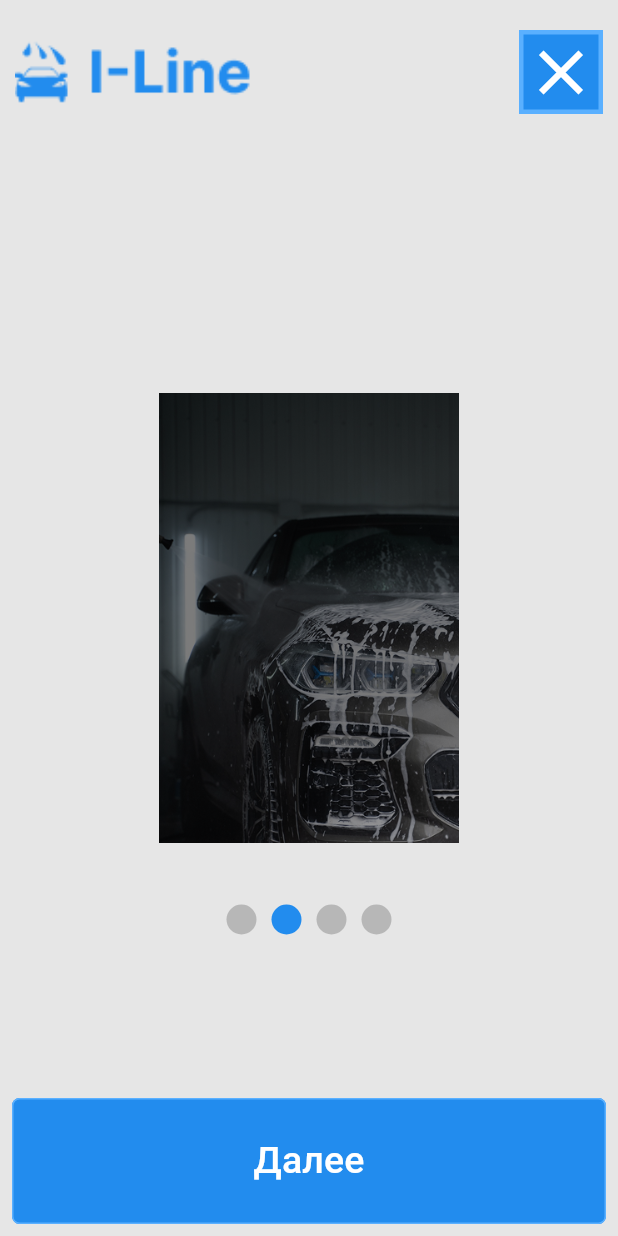
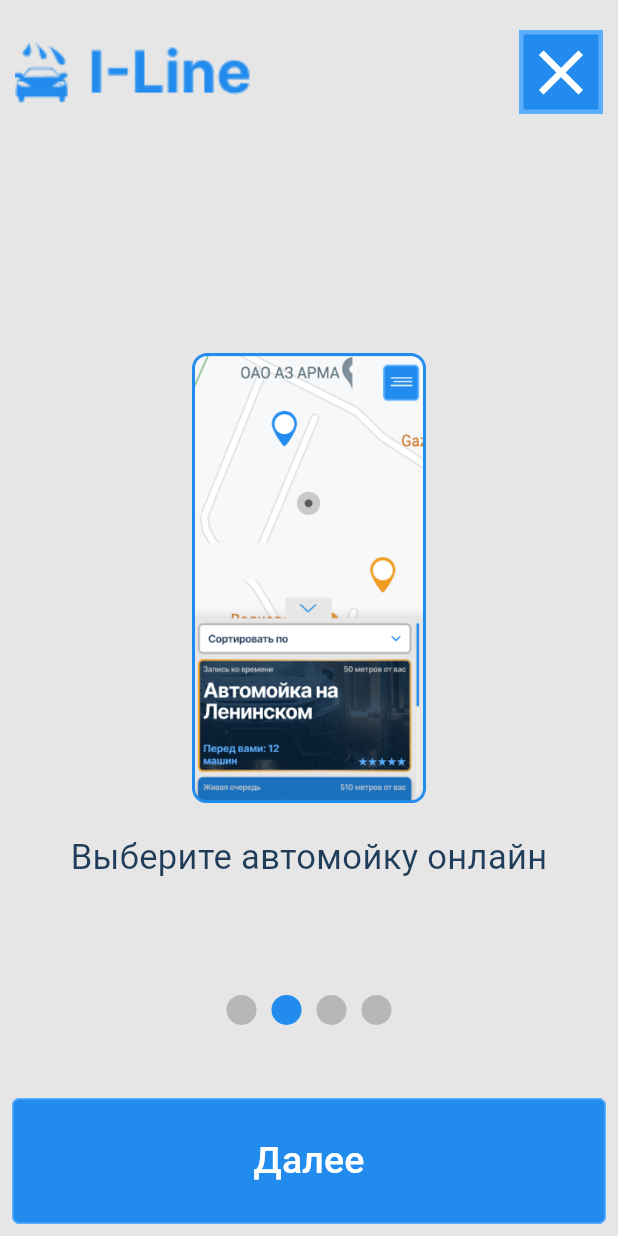
Before and after one commit to AssylHub/i-line_app, a Flutter app: the screen it shows after launch, after a tap on "Далее", on a phone screen of 412 x 824 dp. Run offline on Flutter 3.47's test engine with Material 3 defaults, Android fonts, the phone set to English and light mode, and no system bars.

Commit message:
Uncommitted changes

```diff
--- a/lib/core/theme/app_colors.dart
+++ b/lib/core/theme/app_colors.dart
@@ -4,6 +4,7 @@ import 'package:flutter/material.dart';
 class AppColors {
   static const primary = Color(0xFF228CEE);
   static const secondary = Color(0xFF5AB0FF);
+  static const tertiary = Color(0xFF1F3D59);
   static const background = Color(0xFFE6E6E6);
   static const onPrimary = Colors.white;
   static const inverseBackground = Color(0xFFB7B7B7);
--- a/lib/core/theme/app_theme.dart
+++ b/lib/core/theme/app_theme.dart
@@ -7,6 +7,7 @@ class AppTheme {
       surface: AppColors.background,
       primary: AppColors.primary,
       secondary: AppColors.secondary,
+      tertiary: AppColors.tertiary,
       onPrimary: AppColors.onPrimary,
       inverseSurface: AppColors.inverseBackground,
     ),
--- a/lib/features/onboarding/presentation/components/onboarding1.dart
+++ b/lib/features/onboarding/presentation/components/onboarding1.dart
@@ -9,7 +9,7 @@ class Onboarding1 extends StatelessWidget {
       alignment: Alignment(0, -0.3),
       children: [
         Image.asset(
-          "assets/Group 11.png",
+          "assets/onboarding1.png",
           width: double.infinity,
           height: double.infinity,
           fit: BoxFit.cover,
--- a/lib/features/onboarding/presentation/components/onboarding2.dart
+++ b/lib/features/onboarding/presentation/components/onboarding2.dart
@@ -9,11 +9,24 @@ class Onboarding2 extends StatelessWidget {
       alignment: Alignment.center,
       children: [
         Container(color: Theme.of(context).colorScheme.surface),
-        Image.asset(
-          "assets/Group 11.png",
-          width: 200,
-          height: 300,
-          fit: BoxFit.cover,
+        Column(
+          mainAxisAlignment: MainAxisAlignment.center,
+          spacing: 20,
+          children: [
+            Image.asset(
+              "assets/onboarding2.png",
+              width: 200,
+              height: 300,
+              fit: BoxFit.contain,
+            ),
+            Text(
+              "Выберите автомойку онлайн",
+              style: TextStyle(
+                color: Theme.of(context).colorScheme.tertiary,
+                fontSize: 23,
+              ),
+            ),
+          ],
         ),
       ],
     );
--- a/lib/features/onboarding/presentation/components/onboarding3.dart
+++ b/lib/features/onboarding/presentation/components/onboarding3.dart
@@ -5,11 +5,30 @@ class Onboarding3 extends StatelessWidget {
 
   @override
   Widget build(BuildContext context) {
-    return Image.asset(
-      "assets/Group 11.png",
-      width: double.infinity,
-      height: double.infinity,
-      fit: BoxFit.cover,
+    return Stack(
+      alignment: Alignment.center,
+      children: [
+        Container(color: Theme.of(context).colorScheme.surface),
+        Column(
+          mainAxisAlignment: MainAxisAlignment.center,
+          spacing: 20,
+          children: [
+            Image.asset(
+              "assets/onboarding3.png",
+              width: 200,
+              height: 300,
+              fit: BoxFit.contain,
+            ),
+            Text(
+              "Встаньте в очередь",
+              style: TextStyle(
+                color: Theme.of(context).colorScheme.tertiary,
+                fontSize: 23,
+              ),
+            ),
+          ],
+        ),
+      ],
     );
   }
 }
--- a/lib/features/onboarding/presentation/components/onboarding4.dart
+++ b/lib/features/onboarding/presentation/components/onboarding4.dart
@@ -5,11 +5,30 @@ class Onboarding4 extends StatelessWidget {
 
   @override
   Widget build(BuildContext context) {
-    return Image.asset(
-      "assets/Group 11.png",
-      width: double.infinity,
-      height: double.infinity,
-      fit: BoxFit.cover,
+    return Stack(
+      alignment: Alignment.center,
+      children: [
+        Container(color: Theme.of(context).colorScheme.surface),
+        Column(
+          mainAxisAlignment: MainAxisAlignment.center,
+          spacing: 20,
+          children: [
+            Image.asset(
+              "assets/onboarding4.png",
+              width: 200,
+              height: 300,
+              fit: BoxFit.contain,
+            ),
+            Text(
+              "Приезжайте ко времени",
+              style: TextStyle(
+                color: Theme.of(context).colorScheme.tertiary,
+                fontSize: 23,
+              ),
+            ),
+          ],
+        ),
+      ],
     );
   }
 }
--- a/lib/features/onboarding/presentation/screens/splash_screen.dart
+++ b/lib/features/onboarding/presentation/screens/splash_screen.dart
@@ -67,7 +67,7 @@ class _SplashScreenState extends State<SplashScreen> {
           ),
           // Dot indicators
           Align(
-            alignment: Alignment(0, 0.5),
+            alignment: Alignment(0, 0.65),
             child: FractionallySizedBox(
               widthFactor: 1.0,
 
```
Also changed, not shown: assets/onboarding1.png (renamed from assets/Group 11.png), assets/onboarding2.png (added), assets/onboarding3.png (added), assets/onboarding4.png (added).
